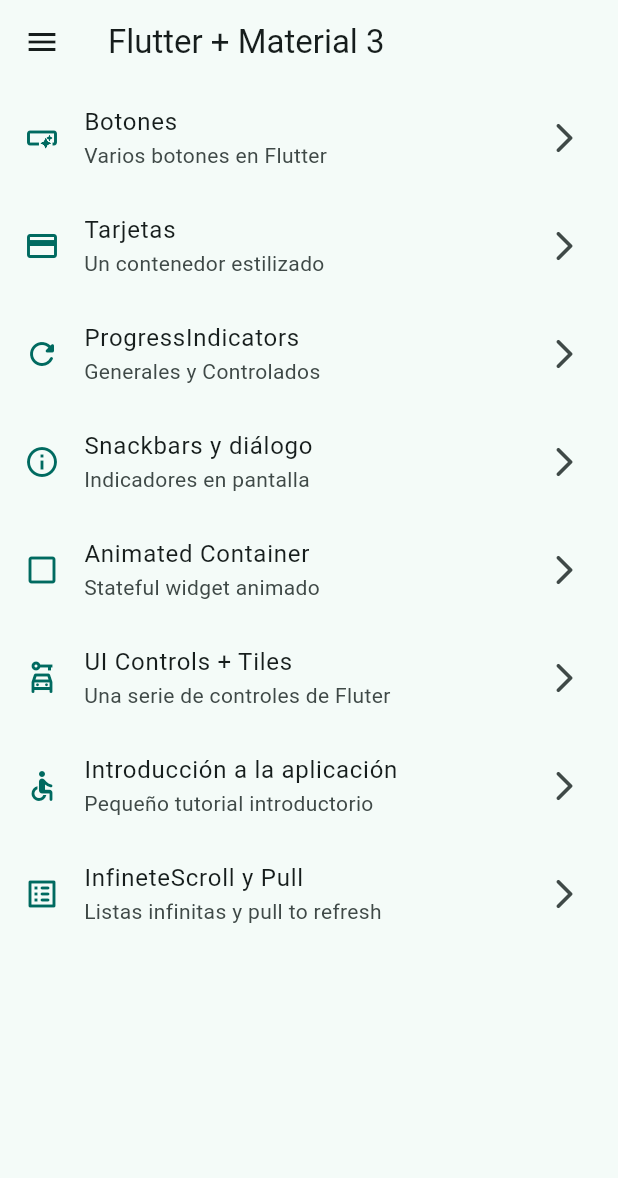
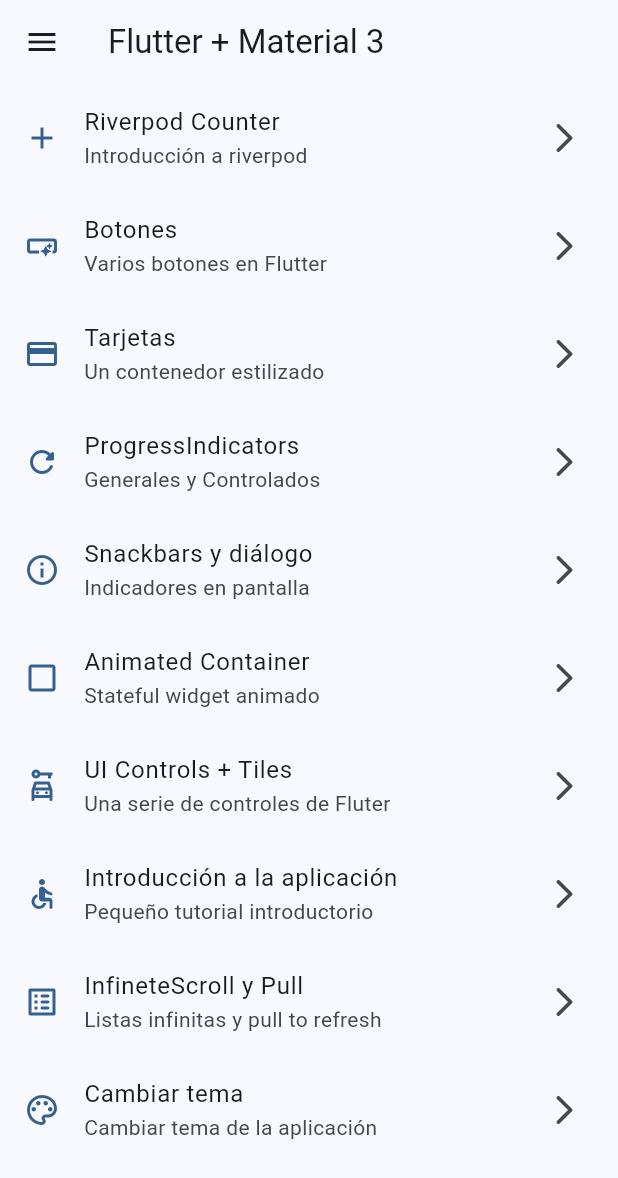
Before and after one commit to francoinostrozah/widgets_app, a Flutter app: the screen it shows after launch, on a phone screen of 412 x 824 dp. Shown: the top 1178 px of the screen. Run offline on Flutter 3.47's test engine with Material 2 defaults, Android fonts, the phone set to English and light mode, and no system bars; our stand-ins replace animate_do, flutter_riverpod, go_router.

Commit message:
:sparkles: (theme-charge) added theme charge screen to change the color and brigtness

```diff
--- a/lib/config/menu/menu_items.dart
+++ b/lib/config/menu/menu_items.dart
@@ -14,6 +14,11 @@ class MenuItem {
 }
 
 const appMenuItems = <MenuItem>[
+  MenuItem(
+      title: 'Riverpod Counter',
+      subTitle: 'Introducción a riverpod',
+      link: '/counter-river',
+      icon: Icons.add),
   MenuItem(
       title: 'Botones',
       subTitle: 'Varios botones en Flutter',
@@ -54,4 +59,9 @@ const appMenuItems = <MenuItem>[
       subTitle: 'Listas infinitas y pull to refresh',
       link: '/infinite',
       icon: Icons.list_alt_rounded),
+  MenuItem(
+      title: 'Cambiar tema',
+      subTitle: 'Cambiar tema de la aplicación',
+      link: '/theme-changer',
+      icon: Icons.color_lens_outlined),
 ];
--- a/lib/config/router/app_router.dart
+++ b/lib/config/router/app_router.dart
@@ -1,5 +1,4 @@
 import 'package:go_router/go_router.dart';
-
 import '../../presentation/screens/screens.dart';
 
 // GoRouter configuration
@@ -51,5 +50,15 @@ final appRouter = GoRouter(
       name: InfiniteScrollScreen.name,
       builder: (context, state) => const InfiniteScrollScreen(),
     ),
+    GoRoute(
+      path: '/counter-river',
+      name: CounterScreen.name,
+      builder: (context, state) => const CounterScreen(),
+    ),
+    GoRoute(
+      path: '/theme-changer',
+      name: ThemeChangerScreen.name,
+      builder: (context, state) => const ThemeChangerScreen(),
+    ),
   ],
 );
--- a/lib/config/theme/app_theme.dart
+++ b/lib/config/theme/app_theme.dart
@@ -13,14 +13,18 @@ const colorList = <Color>[
 
 class AppTheme {
   final int selectedColor;
+  final bool isDarkMode;
 
-  AppTheme({this.selectedColor = 0})
-      : assert(selectedColor >= 0, 'Selected color must be greater than 0'),
+  AppTheme({
+    this.selectedColor = 0,
+    this.isDarkMode = false,
+  })  : assert(selectedColor >= 0, 'Selected color must be greater than 0'),
         assert(selectedColor < colorList.length,
             'Selected color must be less or equal than ${colorList.length}');
 
   ThemeData getTheme() => ThemeData(
       useMaterial3: true,
+      brightness: isDarkMode ? Brightness.dark : Brightness.light,
       colorSchemeSeed: colorList[selectedColor],
       appBarTheme: const AppBarTheme(centerTitle: false));
 }
--- a/lib/main.dart
+++ b/lib/main.dart
@@ -1,21 +1,27 @@
 import 'package:flutter/material.dart';
+import 'package:flutter_riverpod/flutter_riverpod.dart';
 import 'package:widgets_app/config/router/app_router.dart';
 import 'package:widgets_app/config/theme/app_theme.dart';
+import 'package:widgets_app/presentation/providers/theme.provider.dart';
 
 void main() {
-  runApp(const MainApp());
+  runApp(const ProviderScope(child: MainApp()));
 }
 
-class MainApp extends StatelessWidget {
+class MainApp extends ConsumerWidget {
   const MainApp({super.key});
 
   @override
-  Widget build(BuildContext context) {
+  Widget build(BuildContext context, ref) {
+    final isDarkMode = ref.watch(themeProvider);
+    final int colorSelected = ref.watch(selectedColorProvider);
+
     return MaterialApp.router(
       title: 'Flutter Widgets',
       routerConfig: appRouter,
       debugShowCheckedModeBanner: false,
-      theme: AppTheme(selectedColor: 1).getTheme(),
+      theme: AppTheme(selectedColor: colorSelected, isDarkMode: isDarkMode)
+          .getTheme(),
       // routes: {
       //   '/buttons': (context) => const ButtonsScreen(),
       //   '/cards': (context) => const CardsScreen(),
--- /dev/null
+++ b/lib/presentation/providers/counter_provider.dart
@@ -0,0 +1,3 @@
+import 'package:flutter_riverpod/flutter_riverpod.dart';
+
+final counterProvider = StateProvider((ref) => 5);
--- /dev/null
+++ b/lib/presentation/providers/theme.provider.dart
@@ -0,0 +1,8 @@
+import 'package:flutter_riverpod/flutter_riverpod.dart';
+import 'package:widgets_app/config/theme/app_theme.dart';
+
+final themeProvider = StateProvider((ref) => false);
+
+final colorListProvider = Provider((ref) => colorList);
+
+final selectedColorProvider = StateProvider((ref) => 0);
--- a/lib/presentation/screens/screens.dart
+++ b/lib/presentation/screens/screens.dart
@@ -1,3 +1,5 @@
+import 'package:widgets_app/presentation/screens/counter/counter_screen.dart';
+
 export 'package:widgets_app/presentation/screens/animated/animated_screen.dart';
 export 'package:widgets_app/presentation/screens/app_tutorial/app_tutorial_screen.dart';
 export 'package:widgets_app/presentation/screens/buttons/buttons_screen.dart';
@@ -7,3 +9,5 @@ export 'package:widgets_app/presentation/screens/inifite_scroll/infinite_scroll_
 export 'package:widgets_app/presentation/screens/progress/progress_screen.dart';
 export 'package:widgets_app/presentation/screens/snackbar/snacbar_screen.dart';
 export 'package:widgets_app/presentation/screens/ui_controls/ui_controls_screen.dart';
+export 'package:widgets_app/presentation/screens/counter/counter_screen.dart';
+export 'package:widgets_app/presentation/screens/theme_changer/theme_changer_screen.dart';
--- a/pubspec.yaml
+++ b/pubspec.yaml
@@ -10,6 +10,7 @@ dependencies:
   animate_do: ^3.1.2
   flutter:
     sdk: flutter
+  flutter_riverpod: ^2.4.4
   go_router: ^12.0.0
 
 dev_dependencies:
```
Also changed, not shown: lib/presentation/screens/counter/counter_screen.dart (added, +44 -0 lines), lib/presentation/screens/theme_changer/theme_changer_screen.dart (added, +58 -0 lines), pubspec.lock.
